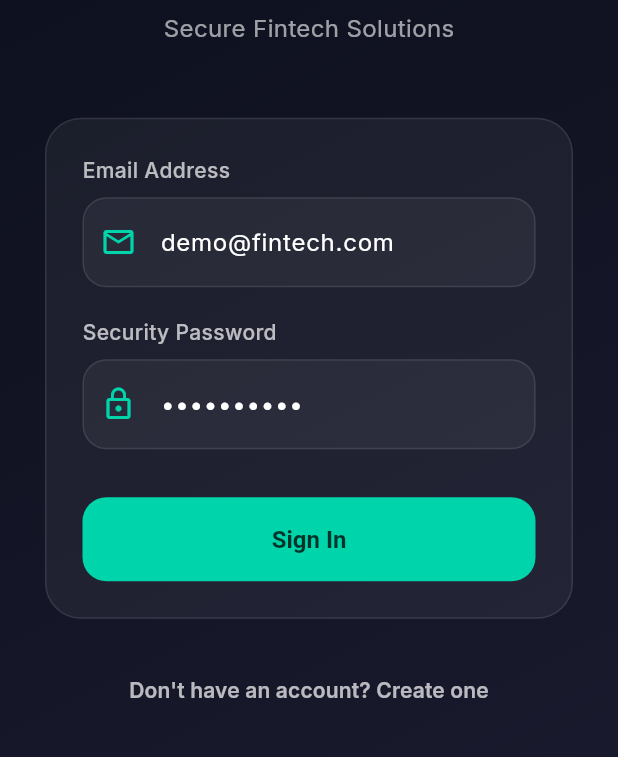
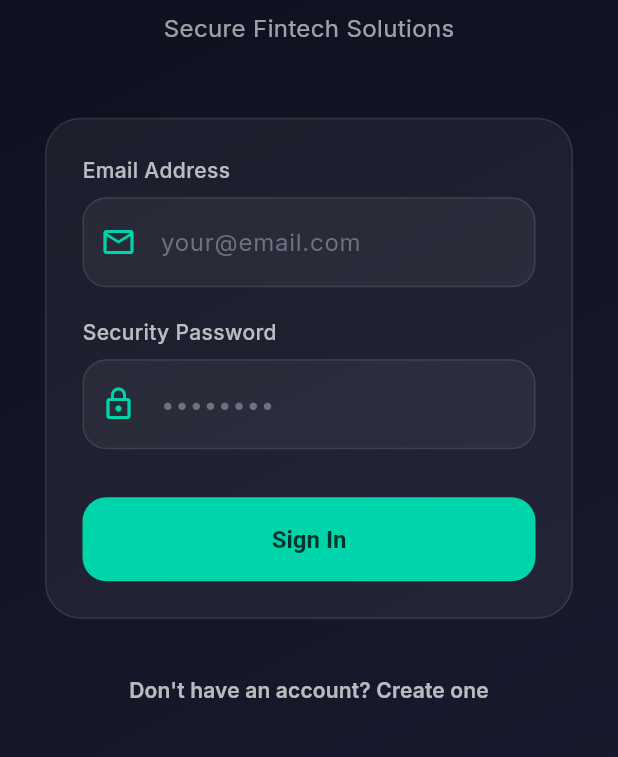
Before and after one commit to mateuss-silva/fintech_session_guard, a Flutter app: the screen it shows after launch, on a phone screen of 412 x 824 dp, the part 357-1114 px from its top. Run offline on Flutter 3.47's test engine with Material 3 defaults, Android fonts, the phone set to English and light mode, and no system bars; our stand-ins replace confetti, dartz, dio, equatable, fl_chart, flutter_bloc and 10 more; missing offline and left inert: dart:js_interop.

Commit message:
feat: removed credentials from login page UI and update README with demo credentials.

```diff
--- a/lib/features/auth/presentation/pages/login_page.dart
+++ b/lib/features/auth/presentation/pages/login_page.dart
@@ -18,9 +18,8 @@
 }
 
 class _LoginPageState extends State<LoginPage> {
-  // TODO: Remove demo credentials before production
-  final _emailController = TextEditingController(text: 'demo@fintech.com');
-  final _passwordController = TextEditingController(text: 'Demo@2024!');
+  final _emailController = TextEditingController();
+  final _passwordController = TextEditingController();
 
   void _onLoginPressed() {
     context.read<AuthBloc>().add(
```
Also changed, not shown: 1 other file.
